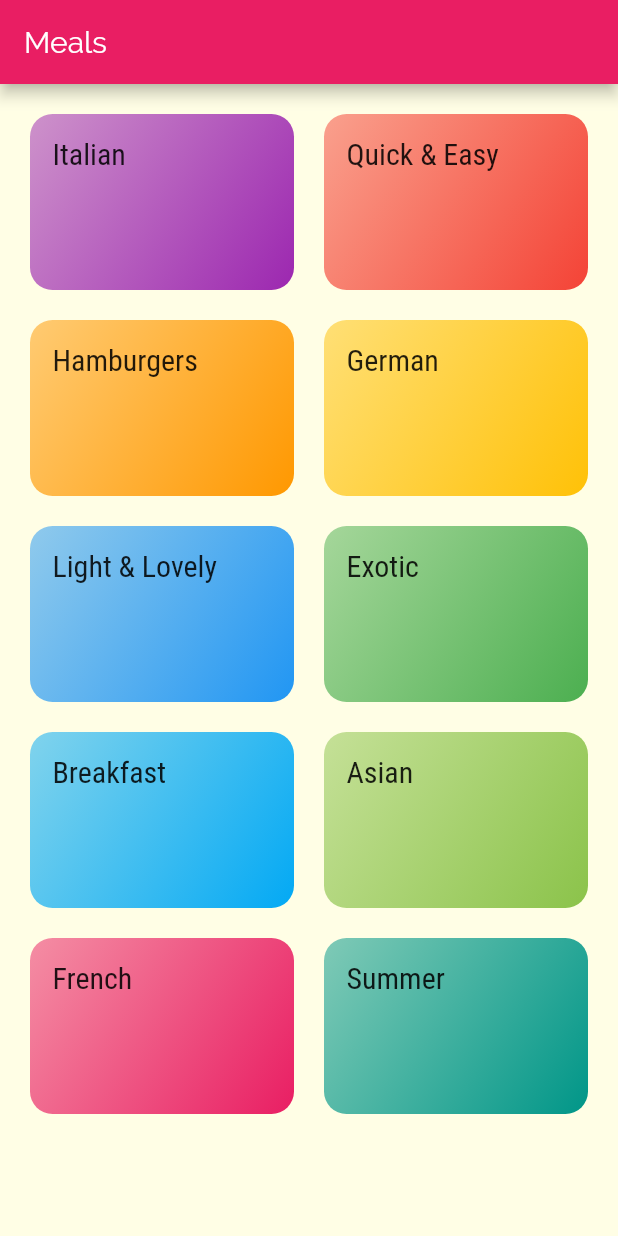
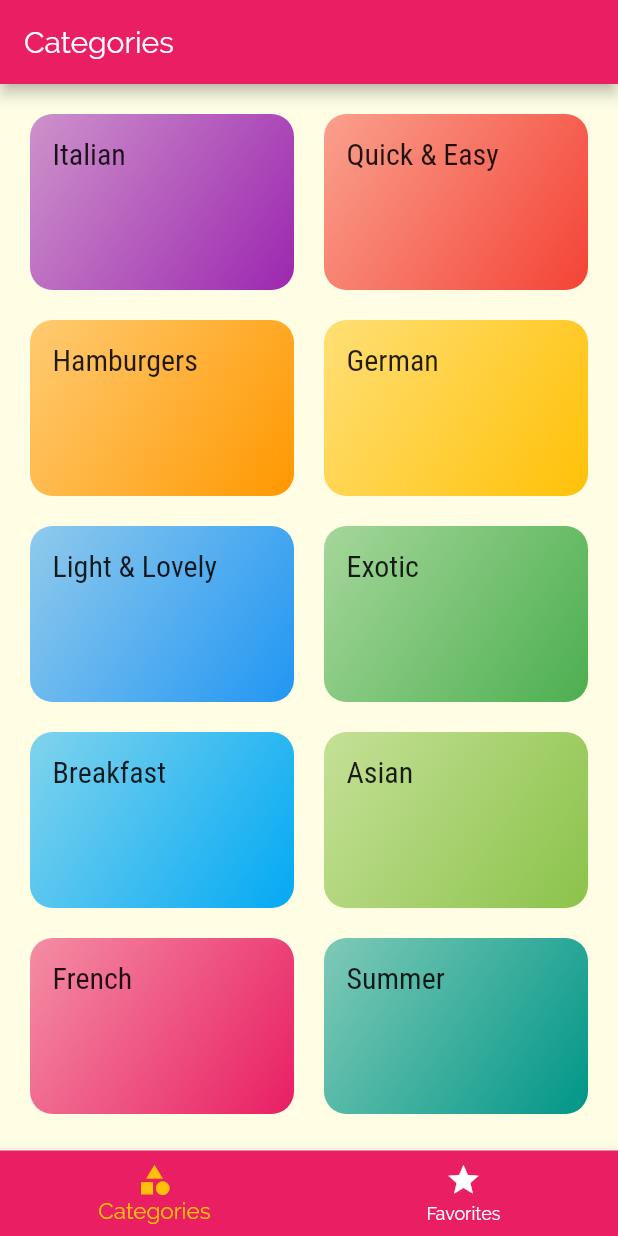
Before and after one commit to makhambetov/flutter-meals-app, a Flutter app: the screen it shows after launch, on a phone screen of 412 x 824 dp. Run offline on Flutter 3.47's test engine with Material 2 defaults, Android fonts, the phone set to English and light mode, and no system bars.

```diff
--- a/lib/main.dart
+++ b/lib/main.dart
@@ -1,8 +1,8 @@
 import 'package:flutter/material.dart';
 
-import './screens/categories_screen.dart';
 import './screens/category_meals_screen.dart';
 import './screens/meal_detail_screen.dart';
+import './screens/tabs.dart';
 
 void main() => runApp(MyApp());
 
@@ -29,7 +29,7 @@ class MyApp extends StatelessWidget {
               ),
             ),
       ),
-      home: CategoriesScreen(),
+      home: TabsScreen(),
       routes: {
         CategoryMealsScreen.routeName: (ctx) => CategoryMealsScreen(),
         MealDetail.routeName: (ctx) => MealDetail(),
--- a/lib/screens/categories_screen.dart
+++ b/lib/screens/categories_screen.dart
@@ -6,11 +6,7 @@ import '../dummy_data.dart';
 class CategoriesScreen extends StatelessWidget {
   @override
   Widget build(BuildContext context) {
-    return Scaffold(
-      appBar: AppBar(
-        title: const Text('Meals'),
-      ),
-      body: GridView(
+    return GridView(
       padding: EdgeInsets.all(20),
       gridDelegate: SliverGridDelegateWithMaxCrossAxisExtent(
         maxCrossAxisExtent: 200,
@@ -19,10 +15,9 @@ class CategoriesScreen extends StatelessWidget {
         mainAxisSpacing: 20,
       ),
       children: DUMMY_CATEGORIES
-            .map((categoryData) =>
-                CategoryItem(categoryData.id, categoryData.title, categoryData.color))
+          .map((categoryData) => CategoryItem(
+              categoryData.id, categoryData.title, categoryData.color))
           .toList(),
-      ),
     );
   }
 }
--- /dev/null
+++ b/lib/screens/favorites.dart
@@ -0,0 +1,10 @@
+import 'package:flutter/material.dart';
+
+class Favorites extends StatelessWidget {
+  @override
+  Widget build(BuildContext context) {
+    return Center(
+      child: Text('Favorites screen!'),
+    );
+  }
+}
--- /dev/null
+++ b/lib/screens/tabs.dart
@@ -0,0 +1,58 @@
+import 'package:flutter/material.dart';
+
+import './categories_screen.dart';
+import './favorites.dart';
+
+class TabsScreen extends StatefulWidget {
+  @override
+  _TabsScreenState createState() => _TabsScreenState();
+}
+
+class _TabsScreenState extends State<TabsScreen> {
+  final List<Map<String, Object>> _pages = [
+    {
+      'page': CategoriesScreen(),
+      'title': 'Categories',
+    },
+    {
+      'page': Favorites(),
+      'title': 'Favorites',
+    },
+  ];
+
+  int _selectedIndex = 0;
+
+  void _selectPage(int index) {
+    setState(() {
+      _selectedIndex = index;
+    });
+  }
+
+  @override
+  Widget build(BuildContext context) {
+    return Scaffold(
+      appBar: AppBar(
+        title: Text(_pages[_selectedIndex]['title']),
+      ),
+      body: _pages[_selectedIndex]['page'],
+      bottomNavigationBar: BottomNavigationBar(
+        onTap: _selectPage,
+        currentIndex: _selectedIndex,
+        backgroundColor: Theme.of(context).primaryColor,
+        selectedItemColor: Theme.of(context).accentColor,
+        unselectedItemColor: Colors.white,
+        selectedFontSize: 15,
+        items: [
+          BottomNavigationBarItem(
+            icon: Icon(Icons.category),
+            title: Text('Categories'),
+          ),
+          BottomNavigationBarItem(
+            icon: Icon(Icons.star),
+            title: Text('Favorites'),
+          ),
+        ],
+      ),
+    );
+  }
+}
```
Lines whose indentation alone changed are shown as unchanged.
